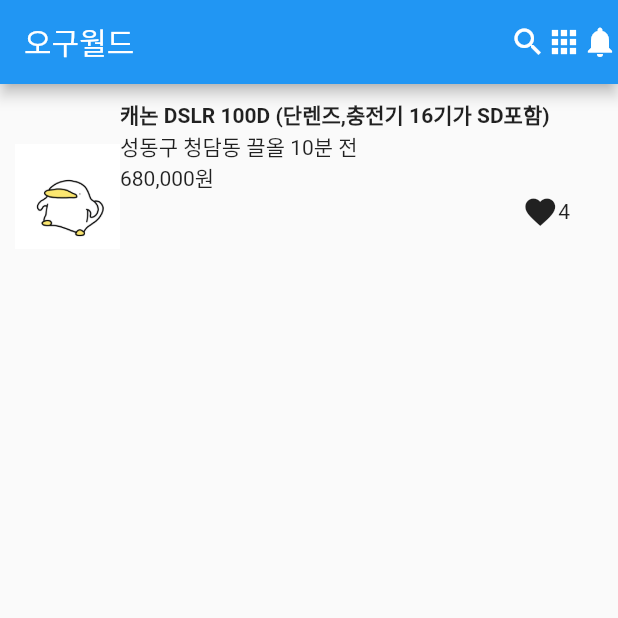
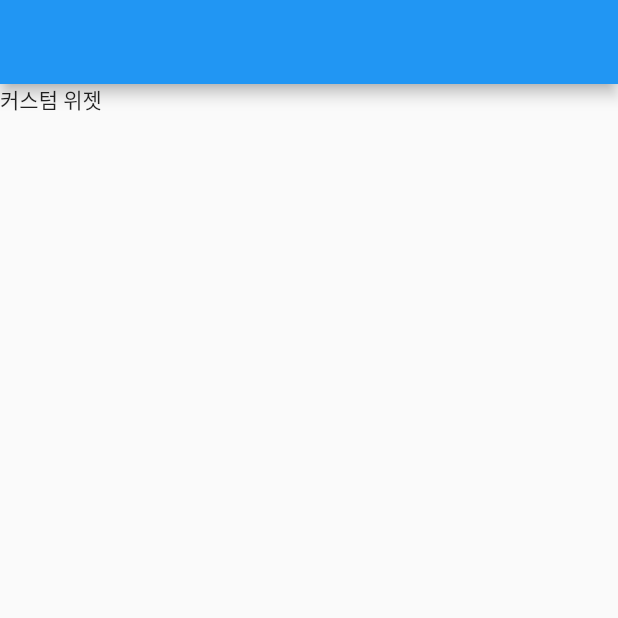
Before and after one commit to glenn-a810/flutter, a Flutter app: the screen it shows after launch, on a phone screen of 412 x 824 dp, the top half of it. Run offline on Flutter 3.47's test engine with Material 2 defaults, Android fonts, the phone set to English and light mode, and no system bars.

Commit message:
커스텀위젯 생성

```diff
--- a/lib/main.dart
+++ b/lib/main.dart
@@ -11,52 +11,20 @@ class MyApp extends StatelessWidget {
   Widget build(BuildContext context) {
     return MaterialApp(
       home: Scaffold(
-        appBar: AppBar(
-          title: const Text('오구월드'),
-          // backgroundColor: const Color(0xffffffff),
-          actions: const [
-            Icon(Icons.search),
-            Icon(Icons.apps),
-            Icon(Icons.notifications),
-          ],
-        ),
-        // body: ListView(
-        //   children: <Widget>[
-        //     ListTile(
-        //       title: const Text('캐논 DSLR 100D (단렌즈, 충전기 16기가SD 포함)'),
-        //       subtitle: const Text('성동구 청담동 끌올 10분 전'),
-        //       leading: Image.asset('assets/ogu.gif'),
-        //     )
-        //   ]
-        // )
-        body: Container(
-          height: 150,
-          padding: EdgeInsets.all(10),
-          child: Row(
-            children: [
-              Image.asset('assets/ogu.gif', width: 70,),
-              SizedBox(
-                width: 300,
-                child: Column(
-                  crossAxisAlignment: CrossAxisAlignment.start,
-                  children: [
-                    const Text('캐논 DSLR 100D (단렌즈,충전기 16기가 SD포함)', style: TextStyle(fontWeight: FontWeight.bold),),
-                    const Text('성동구 청담동 끌올 10분 전'),
-                    const Text('680,000원'),
-                    Row(
-                      mainAxisAlignment: MainAxisAlignment.end,
-                      children: const [
-                        Icon(Icons.favorite),
-                        Text('4'),
-                      ],
-                    )
-                  ],
-                ),
-              )
-            ],
-          ),
-        )
+        appBar: AppBar(),
+        body: const ShopItem()
       ),
     );
   }
 }
+
+class ShopItem extends StatelessWidget {
+  const ShopItem({Key? key}) : super(key: key);
+
+  @override
+  Widget build(BuildContext context) {
+    return const SizedBox(
+      child: Text('커스텀 위젯'),
+    );
+  }
+}
```
